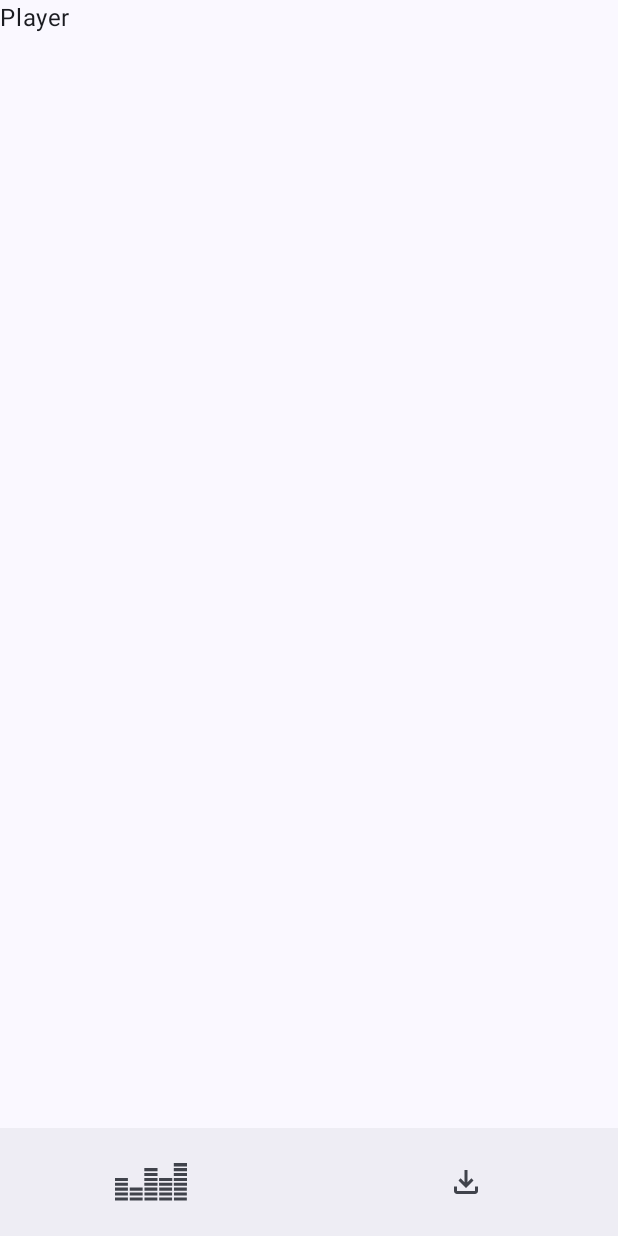
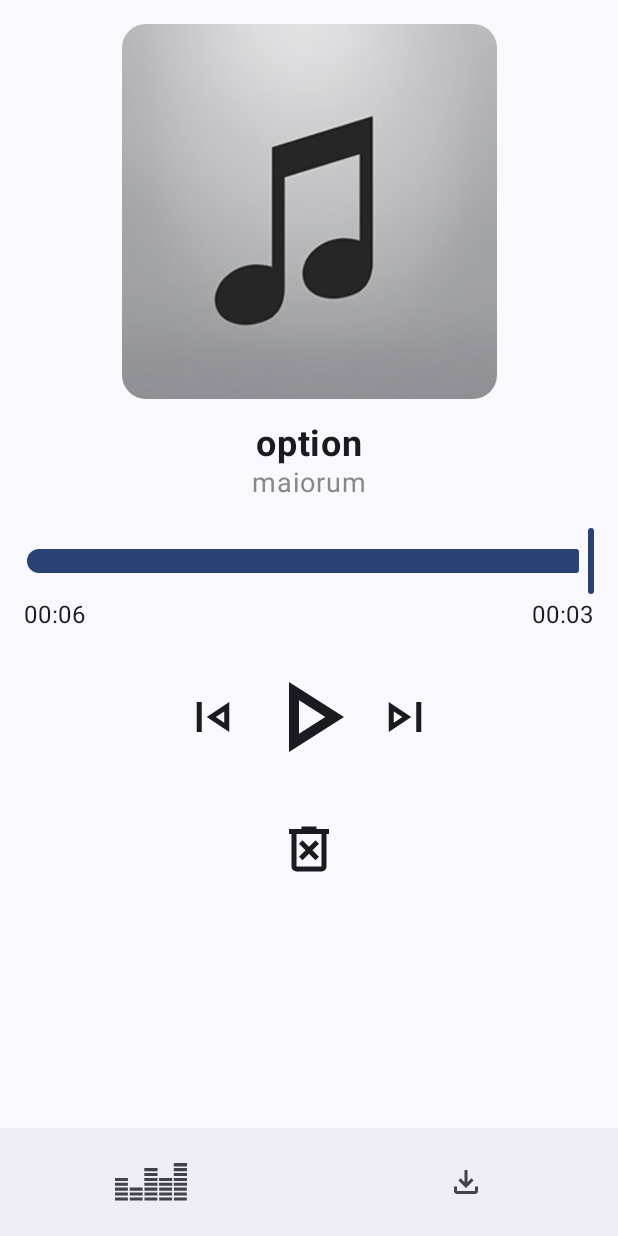
Before and after one commit to kuppppull/deezerplayer, an Android app built with Jetpack Compose: the PlayerScreen screen opened through its navigation route, on a phone screen of 412 x 824 dp. Before the commit the screen is almost empty. Run offline under Robolectric (Android 15) with nearby library versions, the phone set to English and light mode, and no system bars; pictures from the network do not load.

Commit message:
player ui

```diff
--- a/app/src/main/java/ru/ya/kuppppull/deezerplayer/psesentation/player/PlayerScreen.kt
+++ b/app/src/main/java/ru/ya/kuppppull/deezerplayer/psesentation/player/PlayerScreen.kt
@@ -1,9 +1,82 @@
 package ru.ya.kuppppull.deezerplayer.psesentation.player
 
-import androidx.compose.material3.Text
+import android.content.res.Configuration
 import androidx.compose.runtime.Composable
+import androidx.compose.runtime.remember
+import androidx.compose.ui.platform.LocalConfiguration
+import androidx.compose.ui.tooling.preview.Preview
+import ru.ya.kuppppull.deezerplayer.psesentation.player.ui.PlayerScreenLandscape
+import ru.ya.kuppppull.deezerplayer.psesentation.player.ui.PlayerScreenPortrait
+import ru.ya.kuppppull.deezerplayer.domain.models.Track
+import ru.ya.kuppppull.deezerplayer.domain.models.TrackSource
+
+data class PlayerUiState(
+    val isPlaying: Boolean = false,
+    val currentPosition: Int = 0,
+    val trackDuration: Int = 0,
+    val trackPreview: String = "",
+    val trackAlbumUrl: String = "",
+    val trackTitle: String = "",
+    val trackArtist: String = "",
+    val trackId: Long = 0L
+)
 
 @Composable
-fun PlayerScreen() {
-    Text(text = "Player")
+fun PlayerScreen(
+    uiState: PlayerUiState,
+    source: TrackSource,
+    onSeekTo: (Int) -> Unit,
+    onTogglePlayPause: () -> Unit,
+    onNextTrack: () -> Unit,
+    onPrevTrack: () -> Unit,
+    onSaveTrack: (Track) -> Unit,
+) {
+    val configuration = LocalConfiguration.current
+    val isPortrait = remember(configuration) {
+        configuration.orientation == Configuration.ORIENTATION_PORTRAIT
+    }
+
+    if (isPortrait) {
+        PlayerScreenPortrait(
+            uiState = uiState,
+            source = source,
+            onSeekTo = onSeekTo,
+            onTogglePlayPause = onTogglePlayPause,
+            onNextTrack = onNextTrack,
+            onPrevTrack = onPrevTrack,
+            onSaveTrack = onSaveTrack
+        )
+    } else {
+        PlayerScreenLandscape(
+            uiState = uiState,
+            source = source,
+            onSeekTo = onSeekTo,
+            onTogglePlayPause = onTogglePlayPause,
+            onNextTrack = onNextTrack,
+            onPrevTrack = onPrevTrack,
+            onSaveTrack = onSaveTrack
+        )
+    }
 }
+
+@Composable
+@Preview(
+    name = "Landscape Preview",
+    showBackground = true,
+    widthDp = 640,
+    heightDp = 360)
+fun PlayerScreenPreview() {
+    PlayerScreen(
+        uiState = PlayerUiState(
+            isPlaying = false,
+            currentPosition = 8246,
+            trackDuration = 5866,
+            trackPreview = "maluisset",
+            trackAlbumUrl = "https://duckduckgo.com/?q=semper",
+            trackTitle = "imperdiet",
+            trackArtist = "maximus"
+        ),
+        onSeekTo = {}, onTogglePlayPause = {}, onNextTrack = {},
+        source = TrackSource.Local, onSaveTrack = {}, onPrevTrack = {},
+    )
+}
--- a/app/src/main/java/ru/ya/kuppppull/deezerplayer/psesentation/player/navigation/PlayerNavigation.kt
+++ b/app/src/main/java/ru/ya/kuppppull/deezerplayer/psesentation/player/navigation/PlayerNavigation.kt
@@ -3,13 +3,32 @@ package ru.ya.kuppppull.deezerplayer.psesentation.player.navigation
 import androidx.navigation.NavGraphBuilder
 import androidx.navigation.compose.composable
 import kotlinx.serialization.Serializable
+import ru.ya.kuppppull.deezerplayer.domain.models.TrackSource
 import ru.ya.kuppppull.deezerplayer.psesentation.player.PlayerScreen
+import ru.ya.kuppppull.deezerplayer.psesentation.player.PlayerUiState
 
 @Serializable
 data object PlayerDestination
 
 fun NavGraphBuilder.player() {
     composable<PlayerDestination> { navBackStackEntry ->
-        PlayerScreen()
+        PlayerScreen(
+            uiState = PlayerUiState(
+                isPlaying = false,
+                currentPosition = 6183,
+                trackDuration = 3339,
+                trackPreview = "per",
+                trackAlbumUrl = "http://www.bing.com/search?q=veritus",
+                trackTitle = "option",
+                trackArtist = "maiorum",
+                trackId = 8147
+            ),
+            source = TrackSource.Local,
+            onTogglePlayPause = {},
+            onSeekTo = {},
+            onNextTrack = {},
+            onPrevTrack = {},
+            onSaveTrack = {}
+        )
     }
 }
--- /dev/null
+++ b/app/src/main/java/ru/ya/kuppppull/deezerplayer/psesentation/player/ui/AlbumCover.kt
@@ -0,0 +1,32 @@
+package ru.ya.kuppppull.deezerplayer.psesentation.player.ui
+
+import androidx.compose.foundation.layout.size
+import androidx.compose.foundation.shape.RoundedCornerShape
+import androidx.compose.runtime.Composable
+import androidx.compose.ui.Modifier
+import androidx.compose.ui.draw.clip
+import androidx.compose.ui.layout.ContentScale
+import androidx.compose.ui.res.painterResource
+import androidx.compose.ui.unit.Dp
+import androidx.compose.ui.unit.dp
+import coil.compose.AsyncImage
+import ru.ya.kuppppull.deezerplayer.R
+
+@Composable
+fun AlbumCover(
+    albumUrl: String,
+    trackTitle: String,
+    size: Dp = 250.dp,
+    modifier: Modifier = Modifier
+) {
+    AsyncImage(
+        model = albumUrl,
+        contentDescription = trackTitle,
+        modifier = modifier
+            .size(size)
+            .clip(RoundedCornerShape(16.dp)),
+        placeholder = painterResource(R.drawable.place_holder),
+        error = painterResource(R.drawable.place_holder),
+        contentScale = ContentScale.Crop
+    )
+}
--- /dev/null
+++ b/app/src/main/java/ru/ya/kuppppull/deezerplayer/psesentation/player/ui/Controls.kt
@@ -0,0 +1,59 @@
+package ru.ya.kuppppull.deezerplayer.psesentation.player.ui
+
+import androidx.compose.foundation.layout.Arrangement
+import androidx.compose.foundation.layout.Row
+import androidx.compose.foundation.layout.fillMaxWidth
+import androidx.compose.foundation.layout.size
+import androidx.compose.material3.Icon
+import androidx.compose.material3.IconButton
+import androidx.compose.runtime.Composable
+import androidx.compose.ui.Alignment
+import androidx.compose.ui.Modifier
+import androidx.compose.ui.res.painterResource
+import androidx.compose.ui.res.stringResource
+import androidx.compose.ui.unit.Dp
+import androidx.compose.ui.unit.dp
+import ru.ya.kuppppull.deezerplayer.R
+
+
+@Composable
+fun Controls(
+    isPlaying: Boolean,
+    onPrev: () -> Unit,
+    onPlayPause: () -> Unit,
+    onNext: () -> Unit,
+    onPlayPauseSize: Dp = 80.dp,
+    onPrevNextSize: Dp = 48.dp
+) {
+    Row(
+        modifier = Modifier.fillMaxWidth(),
+        horizontalArrangement = Arrangement.Center,
+        verticalAlignment = Alignment.CenterVertically
+    ) {
+        IconButton(
+            onClick = { onPrev() }) {
+            Icon(
+                painterResource(R.drawable.ic_previous),
+                contentDescription = stringResource(R.string.previous),
+                modifier = Modifier.size(onPrevNextSize)
+            )
+        }
+
+        IconButton(onClick = { onPlayPause() }, modifier = Modifier.size(onPlayPauseSize)) {
+            Icon(
+                painter = if (isPlaying) painterResource(R.drawable.ic_pause)
+                else painterResource(R.drawable.ic_play),
+                contentDescription = stringResource(R.string.play_pause),
+                modifier = Modifier.size(onPlayPauseSize)
+            )
+        }
+
+        IconButton(onClick = { onNext() }) {
+            Icon(
+                painterResource(R.drawable.ic_next),
+                contentDescription = stringResource(R.string.next),
+                modifier = Modifier.size(onPrevNextSize)
+            )
+        }
+    }
+}
--- /dev/null
+++ b/app/src/main/java/ru/ya/kuppppull/deezerplayer/psesentation/player/ui/PlayerScreenPortrait.kt
@@ -0,0 +1,84 @@
+package ru.ya.kuppppull.deezerplayer.psesentation.player.ui
+
+import androidx.compose.foundation.layout.Column
+import androidx.compose.foundation.layout.Spacer
+import androidx.compose.foundation.layout.fillMaxSize
+import androidx.compose.foundation.layout.height
+import androidx.compose.foundation.layout.padding
+import androidx.compose.runtime.Composable
+import androidx.compose.ui.Alignment
+import androidx.compose.ui.Modifier
+import androidx.compose.ui.unit.dp
+import ru.ya.kuppppull.deezerplayer.R
+import ru.ya.kuppppull.deezerplayer.domain.models.Track
+import ru.ya.kuppppull.deezerplayer.domain.models.TrackSource
+import ru.ya.kuppppull.deezerplayer.psesentation.player.PlayerUiState
+
+
+@Composable
+fun PlayerScreenPortrait(
+    uiState: PlayerUiState,
+    source: TrackSource,
+    onSeekTo: (Int) -> Unit,
+    onTogglePlayPause: () -> Unit,
+    onNextTrack: () -> Unit,
+    onPrevTrack: () -> Unit,
+    onSaveTrack: (Track) -> Unit,
+) {
+
+    Column(
+        modifier = Modifier
+            .fillMaxSize()
+            .padding(16.dp),
+        horizontalAlignment = Alignment.CenterHorizontally
+    ) {
+        AlbumCover(albumUrl = uiState.trackAlbumUrl, trackTitle = uiState.trackTitle)
+        Spacer(modifier = Modifier.height(16.dp))
+        TrackInfo(
+            title = uiState.trackTitle,
+            artistName = uiState.trackArtist
+        )
+        Spacer(modifier = Modifier.height(16.dp))
+
+        SliderWithTime(
+            currentPosition = uiState.currentPosition,
+            trackDuration = uiState.trackDuration,
+            onValueChange = onSeekTo
+        )
+
+        Spacer(modifier = Modifier.height(16.dp))
+
+        Controls(
+            isPlaying = uiState.isPlaying,
+            onPrev = onPrevTrack,
+            onPlayPause = onTogglePlayPause,
+            onNext = onNextTrack
+        )
+
+        Spacer(modifier = Modifier.height(24.dp))
+
+        when (source) {
+            is TrackSource.Api -> {
+                SingleActionButton(
+                    iconRes = R.drawable.ic_download,
+                ) {
+                    onSaveTrack(
+                        Track(
+                            id = uiState.trackId,
+                            preview = uiState.trackPreview,
+                            artist = uiState.trackArtist,
+                            title = uiState.trackTitle,
+                            albumUrl = ""
+                        )
+                    )
+                }
+            }
+
+            is TrackSource.Local -> {
+                SingleActionButton(
+                    iconRes = R.drawable.ic_delete,
+                )
+            }
+        }
+    }
+}
--- /dev/null
+++ b/app/src/main/java/ru/ya/kuppppull/deezerplayer/psesentation/player/ui/SingleActionButton.kt
@@ -0,0 +1,32 @@
+package ru.ya.kuppppull.deezerplayer.psesentation.player.ui
+
+import androidx.annotation.DrawableRes
+import androidx.compose.foundation.layout.size
+import androidx.compose.material3.Icon
+import androidx.compose.material3.IconButton
+import androidx.compose.runtime.Composable
+import androidx.compose.ui.Modifier
+import androidx.compose.ui.res.painterResource
+import androidx.compose.ui.unit.Dp
+import androidx.compose.ui.unit.dp
+
+@Composable
+fun SingleActionButton(
+    @DrawableRes iconRes: Int,
+    size: Dp = 48.dp,
+    onClick: () -> Unit = {},
+) {
+    IconButton(onClick = { onClick() }) {
+        Icon(
+            painterResource(iconRes),
+            contentDescription = "Next",
+            modifier = Modifier.size(size)
+        )
+    }
+}
+
+fun formatTime(ms: Int): String {
+    val minutes = (ms / 1000) / 60
+    val seconds = (ms / 1000) % 60
+    return String.format("%02d:%02d", minutes, seconds)
+}
--- /dev/null
+++ b/app/src/main/java/ru/ya/kuppppull/deezerplayer/psesentation/player/ui/SliderWithTime.kt
@@ -0,0 +1,33 @@
+package ru.ya.kuppppull.deezerplayer.psesentation.player.ui
+
+import androidx.compose.foundation.layout.Arrangement
+import androidx.compose.foundation.layout.Row
+import androidx.compose.foundation.layout.fillMaxWidth
+import androidx.compose.material3.Slider
+import androidx.compose.material3.Text
+import androidx.compose.runtime.Composable
+import androidx.compose.ui.Modifier
+
+@Composable
+fun SliderWithTime(
+    currentPosition: Int,
+    trackDuration: Int,
+    onValueChange: (Int) -> Unit,
+    modifier: Modifier = Modifier
+
+) {
+    Slider(
+        value = currentPosition.toFloat(),
+        onValueChange = { onValueChange(it.toInt()) },
+        valueRange = 0f..trackDuration.toFloat(),
+        modifier = modifier.fillMaxWidth()
+    )
+
+    Row(
+        modifier = modifier.fillMaxWidth(),
+        horizontalArrangement = Arrangement.SpaceBetween
+    ) {
+        Text(formatTime(currentPosition))
+        Text(formatTime(trackDuration))
+    }
+}
--- /dev/null
+++ b/app/src/main/java/ru/ya/kuppppull/deezerplayer/psesentation/player/ui/TrackInfo.kt
@@ -0,0 +1,18 @@
+package ru.ya.kuppppull.deezerplayer.psesentation.player.ui
+
+import androidx.compose.material3.Text
+import androidx.compose.runtime.Composable
+import androidx.compose.ui.graphics.Color
+import androidx.compose.ui.text.font.FontWeight
+import androidx.compose.ui.unit.sp
+
+@Composable
+fun TrackInfo(
+    title: String,
+    artistName: String
+) {
+
+    Text(title, fontSize = 24.sp, fontWeight = FontWeight.Bold)
+    Text(artistName, fontSize = 18.sp, color = Color.Gray)
+
+}
--- /dev/null
+++ b/app/src/main/res/drawable/ic_delete.xml
@@ -0,0 +1,10 @@
+<vector xmlns:android="http://schemas.android.com/apk/res/android"
+    android:width="24dp"
+    android:height="24dp"
+    android:viewportWidth="960"
+    android:viewportHeight="960"
+    >
+  <path
+      android:fillColor="@android:color/white"
+      android:pathData="M376,660L480,556L584,660L640,604L536,500L640,396L584,340L480,444L376,340L320,396L424,500L320,604L376,660ZM280,840Q247,840 223.5,816.5Q200,793 200,760L200,240L160,240L160,160L360,160L360,120L600,120L600,160L800,160L800,240L760,240L760,760Q760,793 736.5,816.5Q713,840 680,840L280,840ZM680,240L280,240L280,760Q280,760 280,760Q280,760 280,760L680,760Q680,760 680,760Q680,760 680,760L680,240ZM280,240L280,240L280,760Q280,760 280,760Q280,760 280,760L280,760Q280,760 280,760Q280,760 280,760L280,240Z"/>
+</vector>
--- /dev/null
+++ b/app/src/main/res/drawable/ic_next.xml
@@ -0,0 +1,10 @@
+<vector xmlns:android="http://schemas.android.com/apk/res/android"
+    android:width="24dp"
+    android:height="24dp"
+    android:viewportWidth="960"
+    android:viewportHeight="960"
+   >
+  <path
+      android:fillColor="@android:color/white"
+      android:pathData="M660,720L660,240L740,240L740,720L660,720ZM220,720L220,240L580,480L220,720ZM300,480L300,480L300,480ZM300,570L436,480L300,390L300,570Z"/>
+</vector>
--- /dev/null
+++ b/app/src/main/res/drawable/ic_pause.xml
@@ -0,0 +1,10 @@
+<vector xmlns:android="http://schemas.android.com/apk/res/android"
+    android:width="24dp"
+    android:height="24dp"
+    android:viewportWidth="960"
+    android:viewportHeight="960"
+    >
+  <path
+      android:fillColor="@android:color/white"
+      android:pathData="M520,760L520,200L760,200L760,760L520,760ZM200,760L200,200L440,200L440,760L200,760ZM600,680L680,680L680,280L600,280L600,680ZM280,680L360,680L360,280L280,280L280,680ZM280,280L280,280L280,680L280,680L280,280ZM600,280L600,280L600,680L600,680L600,280Z"/>
+</vector>
--- /dev/null
+++ b/app/src/main/res/drawable/ic_play.xml
@@ -0,0 +1,10 @@
+<vector xmlns:android="http://schemas.android.com/apk/res/android"
+    android:width="24dp"
+    android:height="24dp"
+    android:viewportWidth="960"
+    android:viewportHeight="960"
+    >
+  <path
+      android:fillColor="@android:color/white"
+      android:pathData="M320,760L320,200L760,480L320,760ZM400,480L400,480L400,480ZM400,614L610,480L400,346L400,614Z"/>
+</vector>
--- /dev/null
+++ b/app/src/main/res/drawable/ic_previous.xml
@@ -0,0 +1,10 @@
+<vector xmlns:android="http://schemas.android.com/apk/res/android"
+    android:width="24dp"
+    android:height="24dp"
+    android:viewportWidth="960"
+    android:viewportHeight="960"
+    >
+  <path
+      android:fillColor="@android:color/white"
+      android:pathData="M220,720L220,240L300,240L300,720L220,720ZM740,720L380,480L740,240L740,720ZM660,480L660,480L660,480ZM660,570L660,390L524,480L660,570Z"/>
+</vector>
--- a/app/src/main/res/values/strings.xml
+++ b/app/src/main/res/values/strings.xml
@@ -6,5 +6,7 @@
     <string name="clear">Clear</string>
     <string name="downloaded">Download</string>
     <string name="search_error">Search error</string>
-
+    <string name="previous">Previous</string>
+    <string name="play_pause">Play/Pause</string>
+    <string name="next">Next</string>
 </resources>
```
Also changed, not shown: app/src/main/java/ru/ya/kuppppull/deezerplayer/psesentation/player/ui/PlayerScreenLandscape.kt (added, +114 -0 lines).
